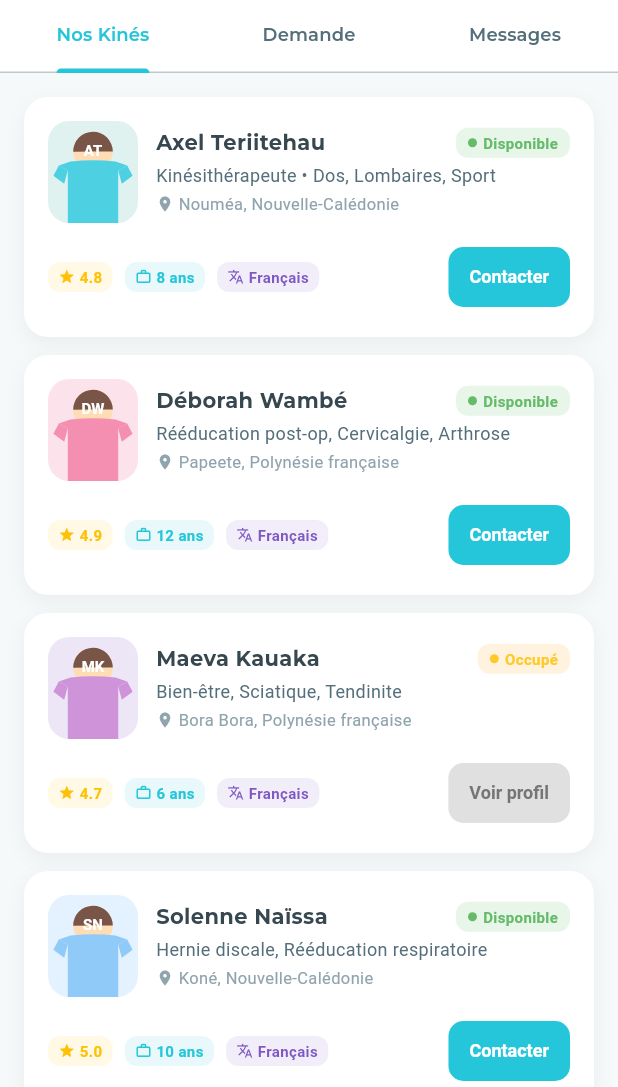
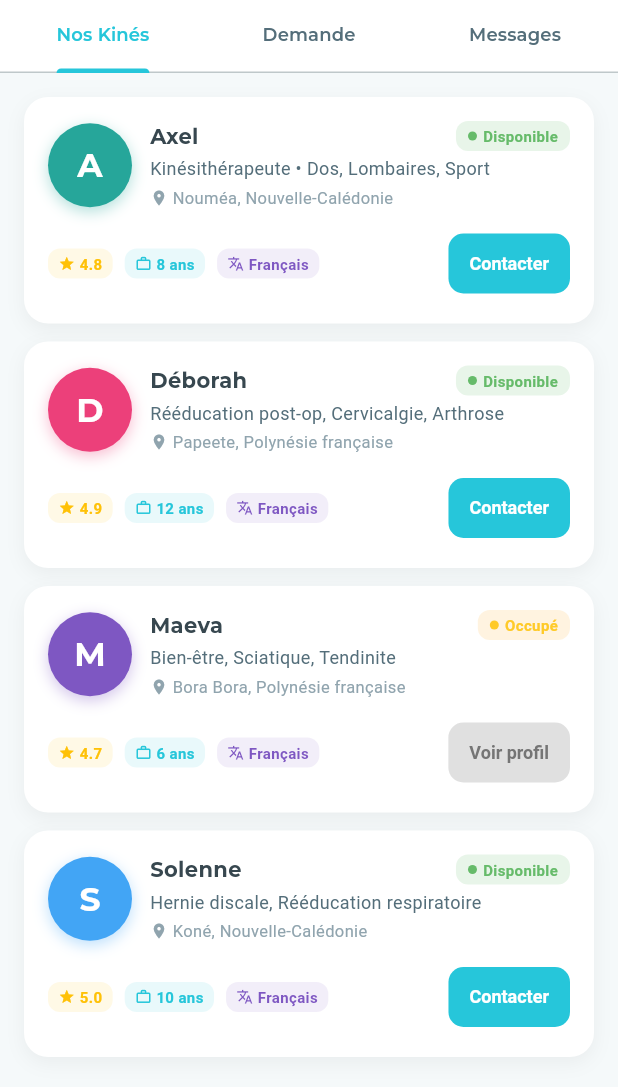
Before and after one commit to IB7513/santeo-connect, a Flutter app: the ParlerKineScreen screen opened directly, on a phone screen of 412 x 824 dp, the part 149-1236 px from its top. Run offline on Flutter 3.47's test engine with Material 3 defaults, Android fonts, the phone set to English and light mode, and no system bars; our stand-ins replace fl_chart, google_fonts, percent_indicator, shared_preferences, smooth_page_indicator, table_calendar and 1 more; missing offline and left inert: dart:ui_web; accounts and stored records are empty; key blocks and very long unbroken strings in the code were emptied for the run.

Commit message:
feat: avatars kinés style Apple (cercle + initiale) + prénoms seulement

```diff
--- a/lib/screens/kine/parler_kine_screen.dart
+++ b/lib/screens/kine/parler_kine_screen.dart
@@ -164,53 +164,45 @@ class _ParlerKineScreenState extends State<ParlerKineScreen>
 class _KinesListTab extends StatelessWidget {
   final List<_KineData> _kines = const [
     _KineData(
-      nom: 'Axel Teriitehau',
+      nom: 'Axel',
       specialite: 'Kinésithérapeute • Dos, Lombaires, Sport',
       localisation: 'Nouméa, Nouvelle-Calédonie',
       disponible: true,
       experience: '8 ans',
       avatarColor: Color(0xFF26A69A),
-      avatarInitials: 'AT',
-      tshirtColor: Color(0xFF4DD0E1),
       langues: ['Français'],
       tarif: '4 000 XPF / consultation',
       note: 4.8,
     ),
     _KineData(
-      nom: 'Déborah Wambé',
+      nom: 'Déborah',
       specialite: 'Rééducation post-op, Cervicalgie, Arthrose',
       localisation: 'Papeete, Polynésie française',
       disponible: true,
       experience: '12 ans',
       avatarColor: Color(0xFFEC407A),
-      avatarInitials: 'DW',
-      tshirtColor: Color(0xFFF48FB1),
       langues: ['Français', 'Tahitien'],
       tarif: '3 500 XPF / consultation',
       note: 4.9,
     ),
     _KineData(
-      nom: 'Maeva Kauaka',
+      nom: 'Maeva',
       specialite: 'Bien-être, Sciatique, Tendinite',
       localisation: 'Bora Bora, Polynésie française',
       disponible: false,
       experience: '6 ans',
       avatarColor: Color(0xFF7E57C2),
-      avatarInitials: 'MK',
-      tshirtColor: Color(0xFFCE93D8),
       langues: ['Français', 'Anglais', 'Tahitien'],
       tarif: '3 200 XPF / consultation',
       note: 4.7,
     ),
     _KineData(
-      nom: 'Solenne Naïssa',
+      nom: 'Solenne',
       specialite: 'Hernie discale, Rééducation respiratoire',
       localisation: 'Koné, Nouvelle-Calédonie',
       disponible: true,
       experience: '10 ans',
       avatarColor: Color(0xFF42A5F5),
-      avatarInitials: 'SN',
-      tshirtColor: Color(0xFF90CAF9),
       langues: ['Français', 'Kanak'],
       tarif: '3 800 XPF / consultation',
       note: 5.0,
@@ -269,7 +261,7 @@ class _KineCard extends StatelessWidget {
           children: [
             Row(
               children: [
-                // Avatar avec t-shirt (pas de blouse blanche, pas d'emoji médical)
+                // Avatar style Apple — cercle coloré + initiale
                 _KineAvatar(kine: kine),
                 const SizedBox(width: 12),
                 Expanded(
@@ -1125,7 +1117,7 @@ class _MessagesTab extends StatelessWidget {
 }
 
 // ═══════════════════════════════════════════════════
-//  AVATAR KINÉ — T-SHIRT (pas de blouse blanche)
+//  AVATAR KINÉ — Style Apple (cercle coloré + initiale)
 // ═══════════════════════════════════════════════════
 class _KineAvatar extends StatelessWidget {
   final _KineData kine;
@@ -1133,14 +1125,29 @@ class _KineAvatar extends StatelessWidget {
 
   @override
   Widget build(BuildContext context) {
-    return SizedBox(
-      width: 60,
-      height: 68,
-      child: CustomPaint(
-        painter: _TshirtAvatarPainter(
-          bgColor: kine.avatarColor,
-          tshirtColor: kine.tshirtColor,
-          initials: kine.avatarInitials,
+    return Container(
+      width: 56,
+      height: 56,
+      decoration: BoxDecoration(
+        color: kine.avatarColor,
+        shape: BoxShape.circle,
+        boxShadow: [
+          BoxShadow(
+            color: kine.avatarColor.withValues(alpha: 0.35),
+            blurRadius: 8,
+            offset: const Offset(0, 3),
+          ),
+        ],
+      ),
+      child: Center(
+        child: Text(
+          kine.nom[0].toUpperCase(),
+          style: GoogleFonts.montserrat(
+            color: Colors.white,
+            fontSize: 22,
+            fontWeight: FontWeight.w700,
+            height: 1.0,
+          ),
         ),
       ),
     );
@@ -1153,121 +1160,33 @@ class _KineAvatarLarge extends StatelessWidget {
 
   @override
   Widget build(BuildContext context) {
-    return SizedBox(
+    return Container(
       width: 80,
-      height: 90,
-      child: CustomPaint(
-        painter: _TshirtAvatarPainter(
-          bgColor: kine.avatarColor,
-          tshirtColor: kine.tshirtColor,
-          initials: kine.avatarInitials,
-          large: true,
+      height: 80,
+      decoration: BoxDecoration(
+        color: kine.avatarColor,
+        shape: BoxShape.circle,
+        boxShadow: [
+          BoxShadow(
+            color: kine.avatarColor.withValues(alpha: 0.40),
+            blurRadius: 12,
+            offset: const Offset(0, 4),
+          ),
+        ],
+      ),
+      child: Center(
+        child: Text(
+          kine.nom[0].toUpperCase(),
+          style: GoogleFonts.montserrat(
+            color: Colors.white,
+            fontSize: 32,
+            fontWeight: FontWeight.w700,
+            height: 1.0,
+          ),
         ),
       ),
     );
   }
-}
-
-class _TshirtAvatarPainter extends CustomPainter {
-  final Color bgColor;
-  final Color tshirtColor;
-  final String initials;
-  final bool large;
-
-  const _TshirtAvatarPainter({
-    required this.bgColor,
-    required this.tshirtColor,
-    required this.initials,
-    this.large = false,
-  });
-
-  @override
-  void paint(Canvas canvas, Size size) {
-    final w = size.width;
-    final h = size.height;
-    final cx = w / 2;
-
-    // === FOND ARRONDI ===
-    final bgPaint = Paint()..color = bgColor.withOpacity(0.15);
-    final bgRect = RRect.fromRectAndRadius(
-      Rect.fromLTWH(0, 0, w, h),
-      const Radius.circular(14),
-    );
-    canvas.drawRRect(bgRect, bgPaint);
-
-    // === TÊTE (cercle) ===
-    final headRadius = w * 0.22;
-    final headCy = h * 0.30;
-    final headPaint = Paint()..color = const Color(0xFFFFDDB4); // peau
-    canvas.drawCircle(Offset(cx, headCy), headRadius, headPaint);
-
-    // Cheveux (arc semi-circulaire)
-    final hairPaint = Paint()..color = const Color(0xFF795548);
-    canvas.drawArc(
-      Rect.fromCircle(center: Offset(cx, headCy), radius: headRadius),
-      3.14, // PI = demi-cercle haut
-      3.14,
-      true,
-      hairPaint,
-    );
-
-    // === T-SHIRT (corps) ===
-    final tshirtPaint = Paint()..color = tshirtColor;
-
-    // Corps principal du t-shirt
-    final bodyTop = headCy + headRadius * 0.7;
-    final bodyPath = Path();
-    bodyPath.moveTo(cx - w * 0.28, h); // bas gauche
-    bodyPath.lineTo(cx - w * 0.28, bodyTop + h * 0.05); // gauche
-    bodyPath.lineTo(cx - w * 0.38, bodyTop); // épaule gauche
-    bodyPath.lineTo(cx - w * 0.25, bodyTop - h * 0.04); // col gauche
-    bodyPath.quadraticBezierTo(cx, bodyTop - h * 0.06, cx + w * 0.25, bodyTop - h * 0.04); // col
-    bodyPath.lineTo(cx + w * 0.38, bodyTop); // épaule droite
-    bodyPath.lineTo(cx + w * 0.28, bodyTop + h * 0.05); // droite
-    bodyPath.lineTo(cx + w * 0.28, h); // bas droite
-    bodyPath.close();
-    canvas.drawPath(bodyPath, tshirtPaint);
-
-    // Manches courtes
-    final sleevePaint = Paint()..color = tshirtColor;
-    // Manche gauche
-    final leftSleeveP = Path();
-    leftSleeveP.moveTo(cx - w * 0.28, bodyTop + h * 0.05);
-    leftSleeveP.lineTo(cx - w * 0.38, bodyTop);
-    leftSleeveP.lineTo(cx - w * 0.44, bodyTop + h * 0.10);
-    leftSleeveP.lineTo(cx - w * 0.32, bodyTop + h * 0.18);
-    leftSleeveP.close();
-    canvas.drawPath(leftSleeveP, sleevePaint);
-    // Manche droite
-    final rightSleeveP = Path();
-    rightSleeveP.moveTo(cx + w * 0.28, bodyTop + h * 0.05);
-    rightSleeveP.lineTo(cx + w * 0.38, bodyTop);
-    rightSleeveP.lineTo(cx + w * 0.44, bodyTop + h * 0.10);
-    rightSleeveP.lineTo(cx + w * 0.32, bodyTop + h * 0.18);
-    rightSleeveP.close();
-    canvas.drawPath(rightSleeveP, sleevePaint);
-
-    // === INITIALES dans la tête ===
-    final textPainter = TextPainter(
-      text: TextSpan(
-        text: initials,
-        style: TextStyle(
-          color: Colors.white,
-          fontSize: large ? 13 : 10,
-          fontWeight: FontWeight.w700,
-        ),
-      ),
-      textDirection: TextDirection.ltr,
-    );
-    textPainter.layout();
-    textPainter.paint(
-      canvas,
-      Offset(cx - textPainter.width / 2, headCy - textPainter.height / 2),
-    );
-  }
-
-  @override
-  bool shouldRepaint(covariant CustomPainter oldDelegate) => false;
 }
 
 // ═══════════════════════════════════════════════════
@@ -1280,8 +1199,6 @@ class _KineData {
   final bool disponible;
   final String experience;
   final Color avatarColor;
-  final String avatarInitials;
-  final Color tshirtColor;
   final List<String> langues;
   final String tarif;
   final double note;
@@ -1293,8 +1210,6 @@ class _KineData {
     required this.disponible,
     required this.experience,
     required this.avatarColor,
-    required this.avatarInitials,
-    required this.tshirtColor,
     required this.langues,
     required this.tarif,
     required this.note,
```
